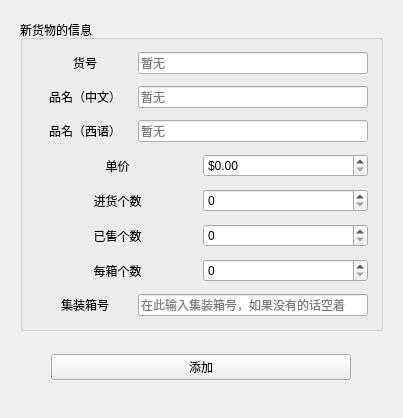
Old version of the form CompanyStroageManagement/AddNewModelWindow.ui in the repository linxinwNeo/CompanyStroageManagement.
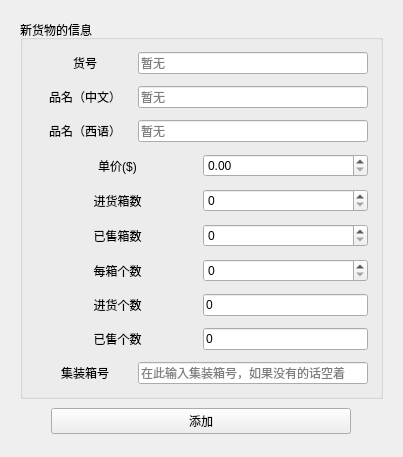
New version of the form.

```diff
--- a/CompanyStroageManagement/AddNewModelWindow.ui
+++ b/CompanyStroageManagement/AddNewModelWindow.ui
@@ -19,6 +19,12 @@
      <layout class="QVBoxLayout" name="verticalLayout_2">
       <item>
        <widget class="QGroupBox" name="newModel_info_GB">
+        <property name="styleSheet">
+         <string notr="true">QLineEdit[readOnly=&quot;true&quot;] {color: #808080; background-color: #F0F0F0;}</string>
+        </property>
+        <property name="locale">
+         <locale language="English" country="UnitedStates"/>
+        </property>
         <property name="title">
          <string>新货物的信息</string>
         </property>
@@ -176,7 +182,7 @@
             <item>
              <widget class="QLabel" name="PRIZE_label">
               <property name="text">
-               <string>单价</string>
+               <string>单价($)</string>
               </property>
               <property name="alignment">
                <set>Qt::AlignCenter</set>
@@ -186,7 +192,7 @@
             <item>
              <widget class="QDoubleSpinBox" name="PRIZE_SB">
               <property name="prefix">
-               <string>$</string>
+               <string/>
               </property>
               <property name="maximum">
                <double>9999999999999999438119489974413630815797154428513196965888.000000000000000</double>
@@ -217,7 +223,7 @@
             <item>
              <widget class="QLabel" name="NUM_INIT_PIECES_label">
               <property name="text">
-               <string>进货个数</string>
+               <string>进货箱数</string>
               </property>
               <property name="alignment">
                <set>Qt::AlignCenter</set>
@@ -255,7 +261,7 @@
             <item>
              <widget class="QLabel" name="NUM_SOLD_PIECES_label">
               <property name="text">
-               <string>已售个数</string>
+               <string>已售箱数</string>
               </property>
               <property name="alignment">
                <set>Qt::AlignCenter</set>
@@ -313,6 +319,103 @@
            </layout>
           </widget>
          </item>
+         <item>
+          <widget class="QWidget" name="widget_7" native="true">
+           <layout class="QHBoxLayout" name="horizontalLayout_10">
+            <property name="spacing">
+             <number>3</number>
+            </property>
+            <property name="leftMargin">
+             <number>3</number>
+            </property>
+            <property name="topMargin">
+             <number>3</number>
+            </property>
+            <property name="rightMargin">
+             <number>3</number>
+            </property>
+            <property name="bottomMargin">
+             <number>3</number>
+            </property>
+            <item>
+             <widget class="QLabel" name="label">
+              <property name="text">
+               <string>进货个数</string>
+              </property>
+              <property name="alignment">
+               <set>Qt::AlignCenter</set>
+              </property>
+             </widget>
+            </item>
+            <item>
+             <widget class="QLineEdit" name="lineEdit">
+              <property name="enabled">
+               <bool>true</bool>
+              </property>
+              <property name="sizePolicy">
+               <sizepolicy hsizetype="Minimum" vsizetype="Fixed">
+                <horstretch>0</horstretch>
+                <verstretch>0</verstretch>
+               </sizepolicy>
+              </property>
+              <property name="text">
+               <string>0</string>
+              </property>
+              <property name="readOnly">
+               <bool>true</bool>
+              </property>
+             </widget>
+            </item>
+           </layout>
+          </widget>
+         </item>
+         <item>
+          <widget class="QWidget" name="widget_9" native="true">
+           <layout class="QHBoxLayout" name="horizontalLayout_11">
+            <property name="spacing">
+             <number>3</number>
+            </property>
+            <property name="leftMargin">
+             <number>3</number>
+            </property>
+            <property name="topMargin">
+             <number>3</number>
+            </property>
+            <property name="rightMargin">
+             <number>3</number>
+            </property>
+            <property name="bottomMargin">
+             <number>3</number>
+            </property>
+            <item>
+             <widget class="QLabel" name="label_2">
+              <property name="text">
+               <string>已售个数</string>
+              </property>
+              <property name="alignment">
+               <set>Qt::AlignCenter</set>
+              </property>
+             </widget>
+            </item>
+            <item>
+             <widget class="QLineEdit" name="lineEdit_2">
+              <property name="sizePolicy">
+               <sizepolicy hsizetype="Minimum" vsizetype="Fixed">
+                <horstretch>0</horstretch>
+                <verstretch>0</verstretch>
+               </sizepolicy>
+              </property>
+              <property name="text">
+               <string>0</string>
+              </property>
+              <property name="readOnly">
+               <bool>true</bool>
+              </property>
+             </widget>
+            </item>
+           </layout>
+          </widget>
+         </item>
          <item>
           <widget class="QWidget" name="widget_10" native="true">
            <layout class="QHBoxLayout" name="horizontalLayout_8">
```
Left out of the diff: 15 changed lines with no effect on the pictures.
